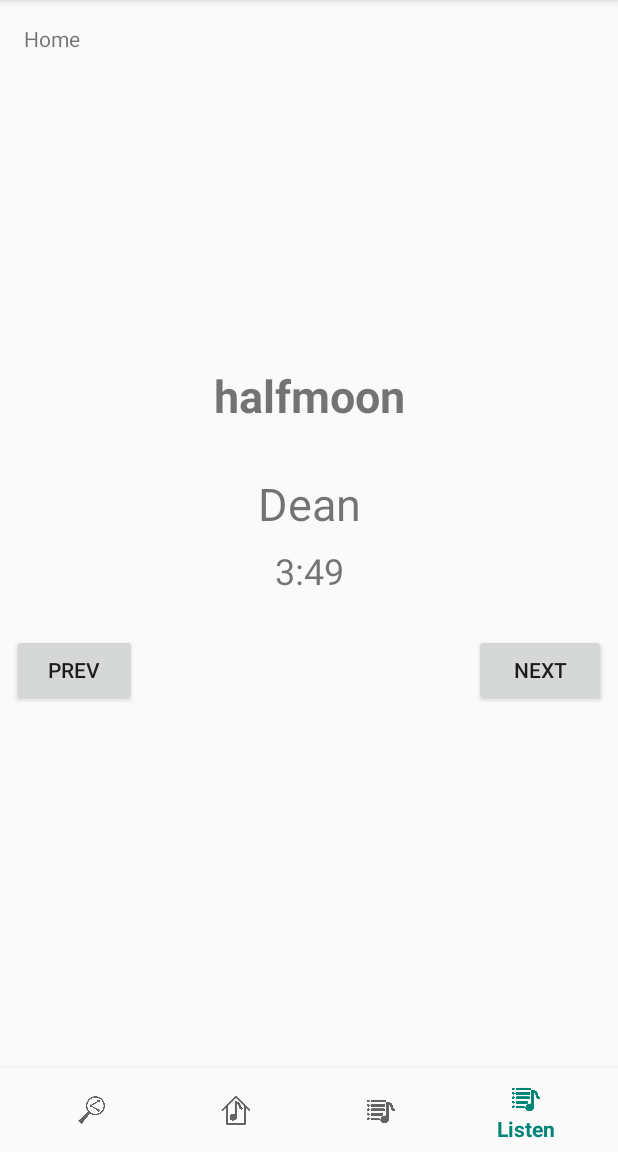
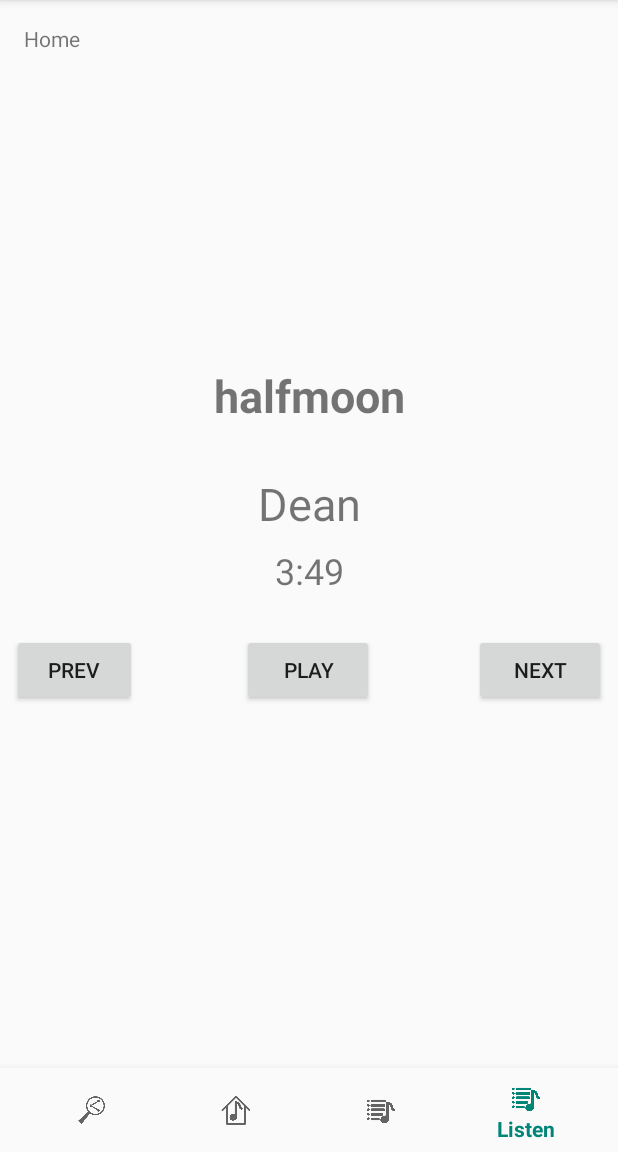
Before and after one commit to marvintran/Melodia, an Android app: the screen it shows after launch (MainActivity), item 4 of the bottom bar chosen, on a phone screen of 412 x 824 dp, the part 84-1236 px from its top. Run offline under Robolectric (Android 15) with nearby library versions, the light colour scheme and no system bars.

Commit message:
Added play functionality

```diff
--- a/app/src/main/java/comp3350/melodia/objects/Song.java
+++ b/app/src/main/java/comp3350/melodia/objects/Song.java
@@ -64,6 +64,8 @@ public class Song {
         return trackNumber;
     }
 
+    public File getSongData(){return songData;}
+
     public void setTrackNumber(int trackNumber){
         this.trackNumber = trackNumber;
     }
--- a/app/src/main/java/comp3350/melodia/presentation/SongFragment.java
+++ b/app/src/main/java/comp3350/melodia/presentation/SongFragment.java
@@ -1,5 +1,6 @@
 package comp3350.melodia.presentation;
 
+import android.media.MediaPlayer;
 import android.os.Bundle;
 import android.support.v4.app.Fragment;
 import android.view.LayoutInflater;
@@ -17,6 +18,7 @@ import comp3350.melodia.objects.Song;
 
 public class SongFragment extends Fragment {
 
+    private MediaPlayer player;
     private List<Song> songList;
     private int currSong;
     private AccessSong accessSong;
@@ -26,6 +28,7 @@ public class SongFragment extends Fragment {
         accessSong = new AccessSong();
         songList = accessSong.getSongs();
         currSong = 0;
+        player = new MediaPlayer();
         return inflater.inflate(R.layout.fragment_song, container, false);
     }
 
@@ -37,6 +40,7 @@ public class SongFragment extends Fragment {
             updateText();
             Button buttonNext = getActivity().findViewById(R.id.buttonNext);
             Button buttonPrev = getActivity().findViewById(R.id.buttonPrev);
+            Button buttonPlay = getActivity().findViewById(R.id.buttonPlay);
 
             buttonNext.setOnClickListener(new View.OnClickListener() {
                 @Override
@@ -58,12 +62,28 @@ public class SongFragment extends Fragment {
 
                 }
             });
+            buttonPlay.setOnClickListener(new View.OnClickListener() {
+                @Override
+                public void onClick(View v) {
+                    try{
+                        //Uses the database to get the song path
+                        //player.setDataSource(songList.get(currSong).getSongData().getPath());
+
+                        //TODO: change to line shown above when database is ready
+                        //Temp song from
+                        //https://www.bensound.com/royalty-free-music/track/all-that-chill-hop
+                        player.setDataSource();
+                        player.start();
+                    }catch (Exception e){
+                        System.out.println("Error: " + e);
+                    }
+
+                }
+            });
 
         } catch(Exception e){
             System.out.println("Error:" + e);
         }
-
-
     }
 
     private void updateText(){
--- a/app/src/main/res/layout/fragment_song.xml
+++ b/app/src/main/res/layout/fragment_song.xml
@@ -88,4 +88,20 @@
         app:layout_constraintTop_toTopOf="parent"
         app:layout_constraintVertical_bias="0.589" />
 
+    <Button
+        android:id="@+id/buttonPlay"
+        android:layout_width="wrap_content"
+        android:layout_height="wrap_content"
+        android:layout_marginStart="8dp"
+        android:layout_marginTop="8dp"
+        android:layout_marginEnd="8dp"
+        android:layout_marginBottom="8dp"
+        android:text="Play"
+        app:layout_constraintBottom_toBottomOf="parent"
+        app:layout_constraintEnd_toStartOf="@+id/buttonNext"
+        app:layout_constraintHorizontal_bias="0.516"
+        app:layout_constraintStart_toEndOf="@+id/buttonPrev"
+        app:layout_constraintTop_toTopOf="parent"
+        app:layout_constraintVertical_bias="0.589" />
+
 </android.support.constraint.ConstraintLayout>
```
